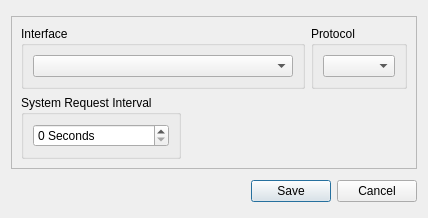
marcusbirkin/OTPView, file src/settingsdialog.ui: the form before one commit.
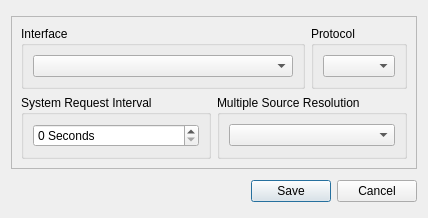
The form after the commit.

Commit message:
Improved data containers, multiple source resolution, & visual extras
Producer - Group window
- Custom model
- Address list sort
Consumer - Component tree
- Custom model
- System number sort
- Double click system in component window to open system in consumer
Consumer - System tree
- Custom model
- Better Layout/Extra details
- Multiple Source Resolution

```diff
--- a/src/settingsdialog.ui
+++ b/src/settingsdialog.ui
@@ -129,17 +129,16 @@
          </widget>
         </item>
         <item row="0" column="1">
-         <spacer name="horizontalSpacer">
-          <property name="orientation">
-           <enum>Qt::Horizontal</enum>
+         <widget class="QGroupBox" name="gbResolution">
+          <property name="title">
+           <string>Multiple Source Resolution</string>
           </property>
-          <property name="sizeHint" stdset="0">
-           <size>
-            <width>40</width>
-            <height>20</height>
-           </size>
-          </property>
-         </spacer>
+          <layout class="QVBoxLayout" name="verticalLayout_2">
+           <item>
+            <widget class="QComboBox" name="cbResolution"/>
+           </item>
+          </layout>
+         </widget>
         </item>
        </layout>
       </item>
```
The commit also changes 27 other files.
